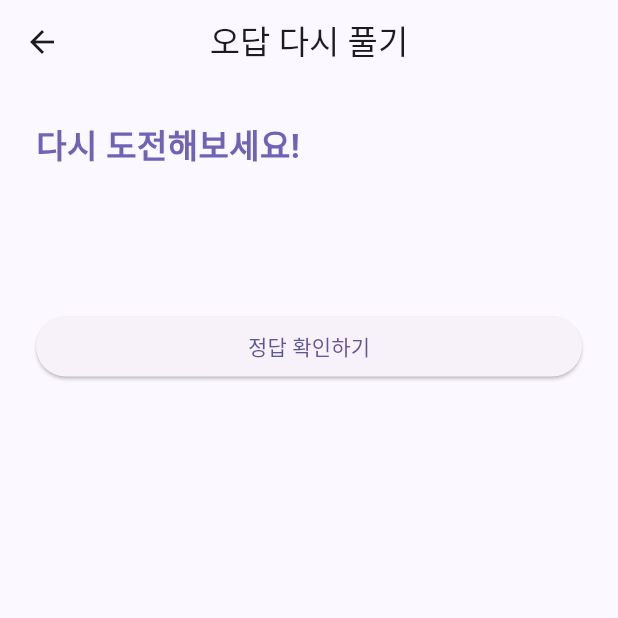
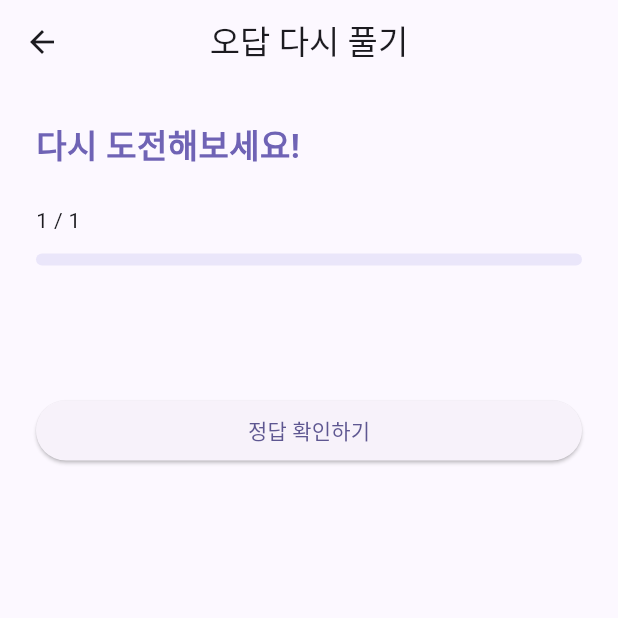
Before and after one commit to dolee0917/study-ai-app, a Flutter app: the WrongAnswerRetryScreen screen opened directly with empty values, on a phone screen of 412 x 824 dp, the top half of it. Run offline on Flutter 3.47's test engine with Material 3 defaults, Android fonts, the phone set to English and light mode, and no system bars; our stand-ins replace cloud_firestore, file_picker, firebase_auth, firebase_core, flutter_markdown, shared_preferences; missing offline and left inert: syncfusion_flutter_pdf; accounts and stored records are empty.

Commit message:
Add answer-based quiz progress indicators

```diff
--- a/lib/screens/quiz_screen.dart
+++ b/lib/screens/quiz_screen.dart
@@ -222,7 +222,7 @@ class _QuizScreenState extends State<QuizScreen> {
               const SizedBox(height: 12),
 
               LinearProgressIndicator(
-                value: (currentIndex + 1) /
+                value: (currentIndex + (isAnswered ? 1 : 0)) /
                     widget.questions.length,
                 color: const Color(0xFF9185E8),
                 backgroundColor: const Color(0xFFEAE6FA),
--- a/lib/screens/wrong_answer_retry_screen.dart
+++ b/lib/screens/wrong_answer_retry_screen.dart
@@ -83,6 +83,8 @@ class _WrongAnswerRetryScreenState
 
     final options =
         question['options'] as List<dynamic>? ?? [];
+    final currentNumber = widget.currentNumber ?? 1;
+    final totalCount = widget.totalCount ?? 1;
 
     return PopScope(
       canPop: !isSaving,
@@ -110,10 +112,19 @@ class _WrongAnswerRetryScreenState
 
               const SizedBox(height: 24),
 
-              if (widget.currentNumber != null && widget.totalCount != null) ...[
-                Text('${widget.currentNumber} / ${widget.totalCount}'),
-                const SizedBox(height: 16),
-              ],
+              Text('$currentNumber / $totalCount'),
+              const SizedBox(height: 12),
+              LinearProgressIndicator(
+                value: totalCount > 0
+                    ? ((currentNumber - 1 + (isAnswered ? 1 : 0)) / totalCount)
+                        .clamp(0.0, 1.0)
+                    : 0.0,
+                color: const Color(0xFF9185E8),
+                backgroundColor: const Color(0xFFEAE6FA),
+                minHeight: 8,
+                borderRadius: BorderRadius.circular(8),
+              ),
+              const SizedBox(height: 16),
 
               Text(
                 question['question']?.toString() ?? '',
```
Also changed, not shown: 1 other file.
